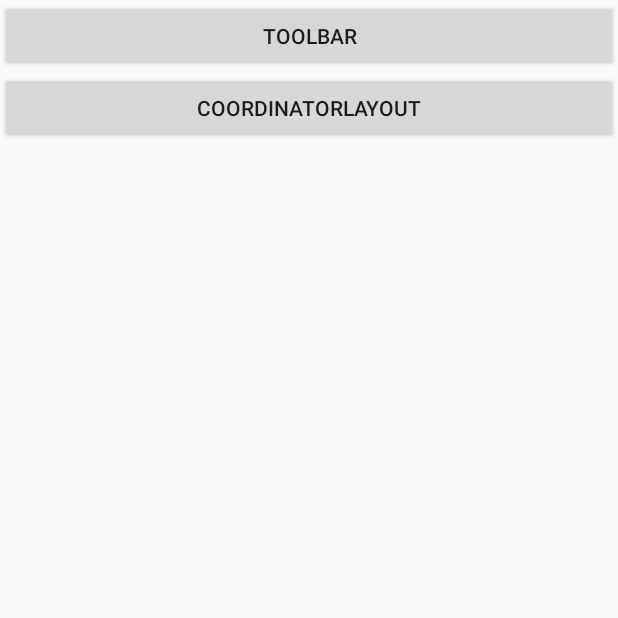
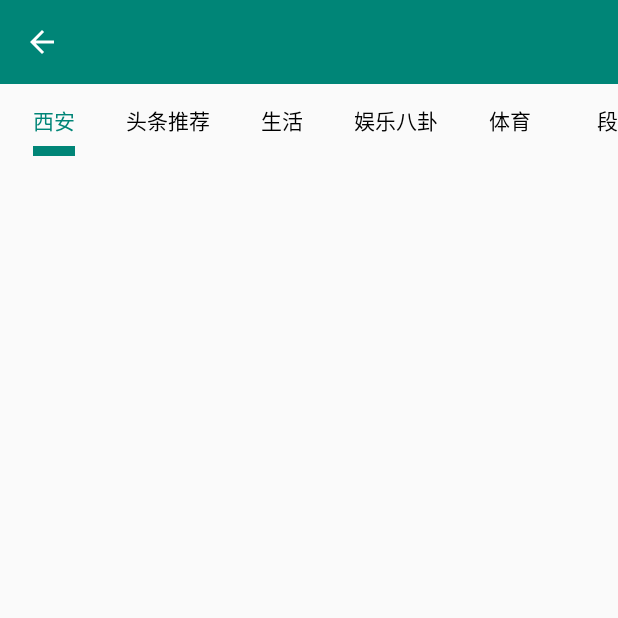
Before and after one commit to JaynmBo/MaterialDesign-master, an Android app: the screen it shows after launch (MainActivity before the commit, TabLayoutActivity after it), on a phone screen of 412 x 824 dp, the top half of it. Run offline under Robolectric (Android 15) with nearby library versions, the phone set to English and light mode, and no system bars.

Commit message:
TabLayout

```diff
--- a/app/src/main/AndroidManifest.xml
+++ b/app/src/main/AndroidManifest.xml
@@ -9,7 +9,7 @@
         android:roundIcon="@mipmap/ic_launcher_round"
         android:supportsRtl="true"
         android:theme="@style/AppTheme">
-        <activity android:name=".MainActivity">
+        <activity android:name=".tablayout.TabLayoutActivity">
             <intent-filter>
                 <action android:name="android.intent.action.MAIN" />
 
--- /dev/null
+++ b/app/src/main/java/com/caobo/slideviewdemo/tablayout/TabLayoutActivity.java
@@ -0,0 +1,65 @@
+package com.caobo.slideviewdemo.tablayout;
+
+import android.os.Bundle;
+
+import com.caobo.slideviewdemo.R;
+import com.google.android.material.tabs.TabLayout;
+
+import androidx.annotation.Nullable;
+import androidx.appcompat.app.AppCompatActivity;
+
+/**
+ * Created by cb
+ * on 2020-06-12.
+ */
+public class TabLayoutActivity extends AppCompatActivity {
+
+    private TabLayout tabLayout;
+
+    private String mTitles[] = {
+            "西安", "头条推荐", "生活", "娱乐八卦", "体育",
+            "段子", "美食", "电影", "科技", "搞笑",
+            "社会", "财经", "时尚", "汽车", "军事",
+            "小说", "育儿", "职场", "萌宠", "游戏",
+            "健康", "动漫", "互联网"};
+
+    @Override
+    protected void onCreate(@Nullable Bundle savedInstanceState) {
+        super.onCreate(savedInstanceState);
+        setContentView(R.layout.activity_tablayout);
+        tabLayout = findViewById(R.id.tabLayout);
+        // 设置TAB滚动显示
+        tabLayout.setTabMode(TabLayout.MODE_SCROLLABLE);
+        // 设置选中下划线颜色
+        tabLayout.setSelectedTabIndicatorColor(getResources().getColor(R.color.colorPrimary, null));
+        // 设置文本字体颜色[未选中颜色、选中颜色]
+        tabLayout.setTabTextColors(getResources().getColor(R.color.colorBlack, null),
+                getResources().getColor(R.color.colorPrimary, null));
+        // 设置下划线高度，已弃用，建议在XML中使用app:tabIndicatorHeight属性设置
+        tabLayout.setSelectedTabIndicatorHeight(10);
+        // 设置下划线跟文本宽度一致
+        tabLayout.setTabIndicatorFullWidth(false);
+        // 添加TAB标签
+        for (String mTitle : mTitles) {
+            tabLayout.addTab(tabLayout.newTab().setText(mTitle));
+        }
+
+
+        tabLayout.addOnTabSelectedListener(new TabLayout.OnTabSelectedListener() {
+            @Override
+            public void onTabSelected(final TabLayout.Tab tab) {
+            }
+
+            @Override
+            public void onTabUnselected(TabLayout.Tab tab) {
+
+            }
+
+            @Override
+            public void onTabReselected(TabLayout.Tab tab) {
+
+            }
+        });
+
+    }
+}
--- /dev/null
+++ b/app/src/main/res/layout/activity_tablayout.xml
@@ -0,0 +1,27 @@
+<?xml version="1.0" encoding="utf-8"?>
+<LinearLayout xmlns:android="http://schemas.android.com/apk/res/android"
+    android:layout_width="match_parent"
+    android:layout_height="match_parent"
+    xmlns:app="http://schemas.android.com/apk/res-auto"
+    xmlns:tools="http://schemas.android.com/tools"
+    android:orientation="vertical">
+
+    <androidx.appcompat.widget.Toolbar
+        android:id="@+id/toolbar"
+        app:layout_scrollFlags="scroll|enterAlways"
+        app:navigationIcon="@drawable/abc_vector_test"
+        app:subtitleTextColor="#FFF"
+        app:titleTextColor="#FFF"
+        tools:ignore="MissingConstraints"
+        android:layout_width="match_parent"
+        android:layout_height="?attr/actionBarSize"
+        android:background="?attr/colorPrimary" />
+
+    <com.google.android.material.tabs.TabLayout
+        android:id="@+id/tabLayout"
+        android:layout_width="match_parent"
+        android:layout_height="wrap_content"
+        >
+    </com.google.android.material.tabs.TabLayout>
+
+</LinearLayout>
--- a/app/src/main/res/values/colors.xml
+++ b/app/src/main/res/values/colors.xml
@@ -3,4 +3,5 @@
     <color name="colorPrimary">#008577</color>
     <color name="colorPrimaryDark">#00574B</color>
     <color name="colorAccent">#D81B60</color>
+    <color name="colorBlack">#000</color>
 </resources>
```
Also changed, not shown: app/src/main/res/drawable/ic_baseline_stars_24.xml (+9 -4 lines), app/src/main/res/layout/activity_main.xml (+11 -0 lines).
